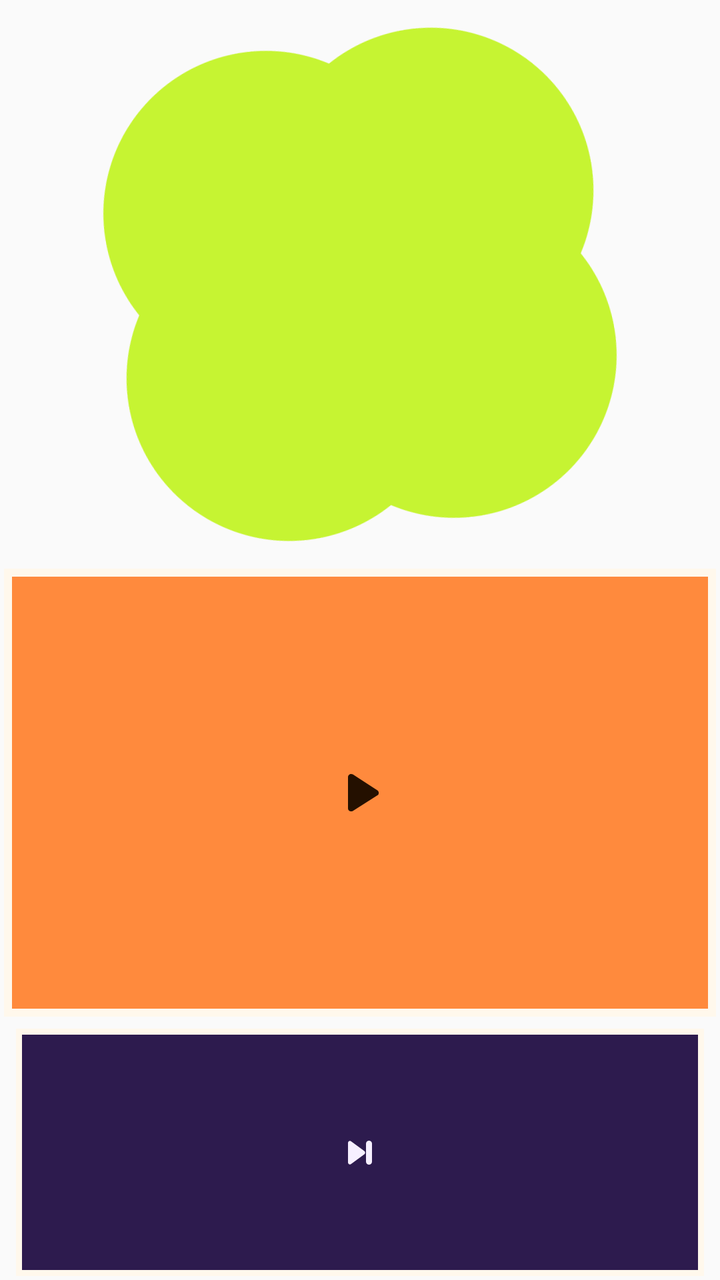
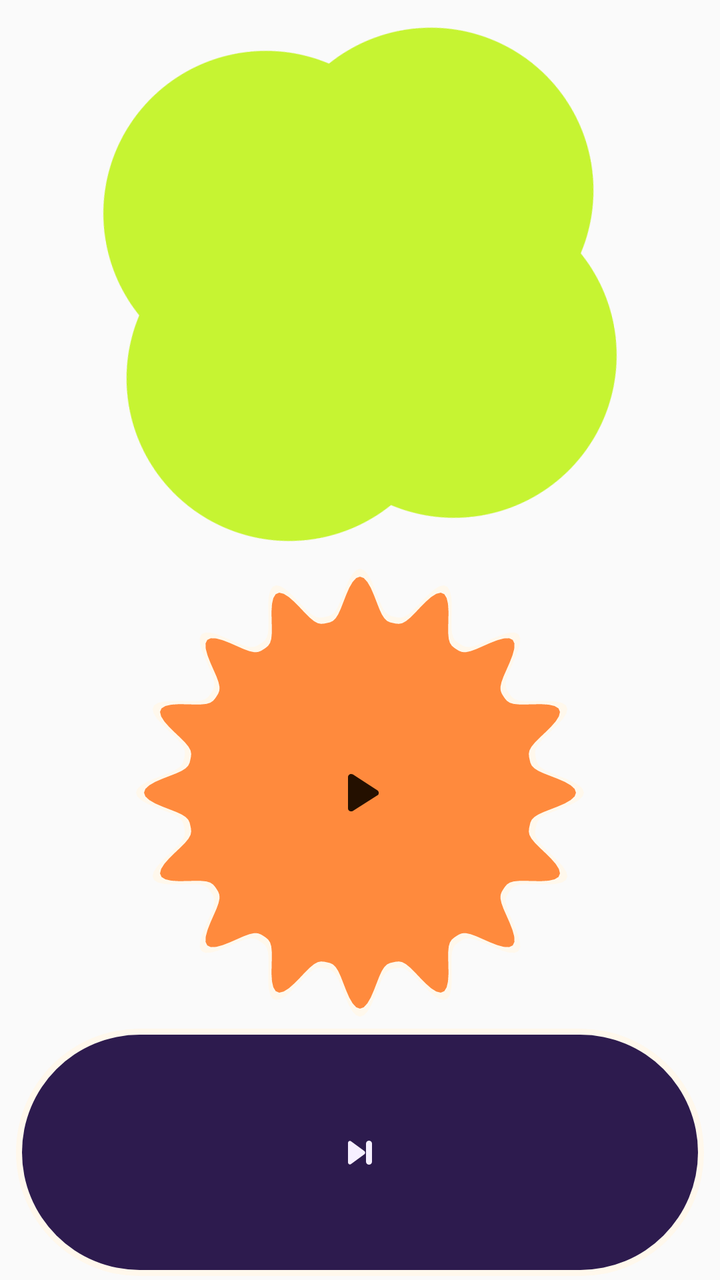

Compare the two renders of this Android layout. The source of the first and the diff that turns it into the second are given below.
<!-- AndroidManifest.xml: application theme Theme.Verza -->
<!-- res/layout/widget_totem.xml -->
<?xml version="1.0" encoding="utf-8"?>
<LinearLayout xmlns:android="http://schemas.android.com/apk/res/android"
    android:id="@+id/widget_root"
    android:layout_width="match_parent"
    android:layout_height="match_parent"
    android:gravity="center_horizontal"
    android:orientation="vertical"
    android:padding="2dp">

    <ImageView
        android:id="@+id/widget_cover"
        android:layout_width="match_parent"
        android:layout_height="0dp"
        android:layout_weight="1.25"
        android:importantForAccessibility="no"
        android:rotation="-8"
        android:scaleType="fitCenter"
        android:src="@drawable/widget_cover_clover4" />

    <FrameLayout
        android:layout_width="match_parent"
        android:layout_height="0dp"
        android:layout_marginTop="2dp"
        android:layout_weight="1">

        <ImageView
            android:layout_width="match_parent"
            android:layout_height="match_parent"
            android:importantForAccessibility="no"
            android:scaleType="fitCenter"
            android:src="@drawable/widget_shape_burst"
            android:tint="@color/widget_paper" />

        <ImageView
            android:id="@+id/widget_toggle_bg"
            android:layout_width="match_parent"
            android:layout_height="match_parent"
            android:layout_margin="4dp"
            android:importantForAccessibility="no"
            android:scaleType="fitCenter"
            android:src="@drawable/widget_shape_burst"
            android:tint="@color/widget_accent" />

        <ImageView
            android:id="@+id/widget_toggle"
            android:layout_width="match_parent"
            android:layout_height="match_parent"
            android:contentDescription="@string/widget_play"
            android:scaleType="center"
            android:src="@drawable/ic_widget_play_large"
            android:tint="@color/widget_on_accent" />
    </FrameLayout>

    <FrameLayout
        android:layout_width="match_parent"
        android:layout_height="0dp"
        android:layout_marginStart="6dp"
        android:layout_marginTop="6dp"
        android:layout_marginEnd="6dp"
        android:layout_weight="0.55">

        <ImageView
            android:layout_width="match_parent"
            android:layout_height="match_parent"
            android:importantForAccessibility="no"
            android:scaleType="fitXY"
            android:src="@drawable/widget_shape_pill"
            android:tint="@color/widget_paper" />

        <ImageView
            android:id="@+id/widget_next_bg"
            android:layout_width="match_parent"
            android:layout_height="match_parent"
            android:layout_margin="3dp"
            android:importantForAccessibility="no"
            android:scaleType="fitXY"
            android:src="@drawable/widget_shape_pill"
            android:tint="@color/widget_container" />

        <ImageView
            android:id="@+id/widget_next"
            android:layout_width="match_parent"
            android:layout_height="match_parent"
            android:contentDescription="@string/widget_next"
            android:scaleType="center"
            android:src="@drawable/ic_widget_next"
            android:tint="@color/widget_on_container" />
    </FrameLayout>
</LinearLayout>
<!-- resources referenced by this layout -->
<resources>
  <color name="widget_accent">#FFFF8A3D</color>
  <color name="widget_container">#FF2D1B4E</color>
  <color name="widget_on_accent">#FF241000</color>
  <color name="widget_on_container">#FFF6EFFF</color>
  <color name="widget_paper">#FFFFF8EC</color>
  <!-- drawable ic_widget_next (drawable) -->
  <?xml version="1.0" encoding="utf-8"?>
  <vector xmlns:android="http://schemas.android.com/apk/res/android"
      android:width="24dp"
      android:height="24dp"
      android:viewportWidth="24"
      android:viewportHeight="24">
      <path
          android:fillColor="#FFFFFFFF"
          android:pathData="M6,7.1v9.8c0,0.8 0.9,1.3 1.5,0.8l6.7,-4.9c0.5,-0.4 0.5,-1.2 0,-1.6L7.5,6.3C6.9,5.8 6,6.3 6,7.1zM16.5,6a1.5,1.5 0 0,1 1.5,1.5v9a1.5,1.5 0 0,1 -3,0v-9A1.5,1.5 0 0,1 16.5,6z" />
  </vector>
  <!-- drawable ic_widget_play_large (drawable) -->
  <?xml version="1.0" encoding="utf-8"?>
  <vector xmlns:android="http://schemas.android.com/apk/res/android"
      android:width="36dp"
      android:height="36dp"
      android:viewportWidth="24"
      android:viewportHeight="24">
      <path
          android:fillColor="#FFFFFFFF"
          android:pathData="M8,6.8v10.4c0,0.8 0.9,1.3 1.6,0.9l8.2,-5.2c0.6,-0.4 0.6,-1.3 0,-1.7L9.6,5.9C8.9,5.5 8,6 8,6.8z" />
  </vector>
  <!-- drawable widget_cover_clover4: vector/xml drawable (drawable, 4379 chars, omitted) -->
  <!-- drawable widget_shape_burst (drawable) -->
  <?xml version="1.0" encoding="utf-8"?>
  <shape xmlns:android="http://schemas.android.com/apk/res/android" android:shape="rectangle">
      <solid android:color="#FFFFFFFF" />
  </shape>
  <!-- drawable widget_shape_pill (drawable) -->
  <?xml version="1.0" encoding="utf-8"?>
  <shape xmlns:android="http://schemas.android.com/apk/res/android" android:shape="rectangle">
      <solid android:color="#FFFFFFFF" />
  </shape>
  <string name="widget_next">Next track</string>
  <string name="widget_play">Play</string>
  <style name="Theme.Verza" parent="android:Theme.Material.Light.NoActionBar">
          <item name="android:statusBarColor">@android:color/transparent</item>
          <item name="android:navigationBarColor">@android:color/transparent</item>
      </style>
</resources>

<!-- the commit's change to res/layout/widget_totem.xml (unified diff, before → after) -->
@@ -24,6 +24,7 @@
         android:layout_weight="1">
 
         <ImageView
+            android:id="@+id/widget_toggle_bg_shadow"
             android:layout_width="match_parent"
             android:layout_height="match_parent"
             android:importantForAccessibility="no"
@@ -60,6 +61,7 @@
         android:layout_weight="0.55">
 
         <ImageView
+            android:id="@+id/widget_next_bg_shadow"
             android:layout_width="match_parent"
             android:layout_height="match_parent"
             android:importantForAccessibility="no"
<!-- resource entries referenced after the edit -->
@@ -28,14 +28,11 @@
           android:pathData="M8,6.8v10.4c0,0.8 0.9,1.3 1.6,0.9l8.2,-5.2c0.6,-0.4 0.6,-1.3 0,-1.7L9.6,5.9C8.9,5.5 8,6 8,6.8z" />
   </vector>
   <!-- drawable widget_cover_clover4: vector/xml drawable (drawable, 4379 chars, omitted) -->
-  <!-- drawable widget_shape_burst (drawable) -->
-  <?xml version="1.0" encoding="utf-8"?>
-  <shape xmlns:android="http://schemas.android.com/apk/res/android" android:shape="rectangle">
-      <solid android:color="#FFFFFFFF" />
-  </shape>
+  <!-- drawable widget_shape_burst: vector/xml drawable (drawable, 4482 chars, omitted) -->
   <!-- drawable widget_shape_pill (drawable) -->
   <?xml version="1.0" encoding="utf-8"?>
   <shape xmlns:android="http://schemas.android.com/apk/res/android" android:shape="rectangle">
+      <corners android:radius="999dp" />
       <solid android:color="#FFFFFFFF" />
   </shape>
   <string name="widget_next">Next track</string>
